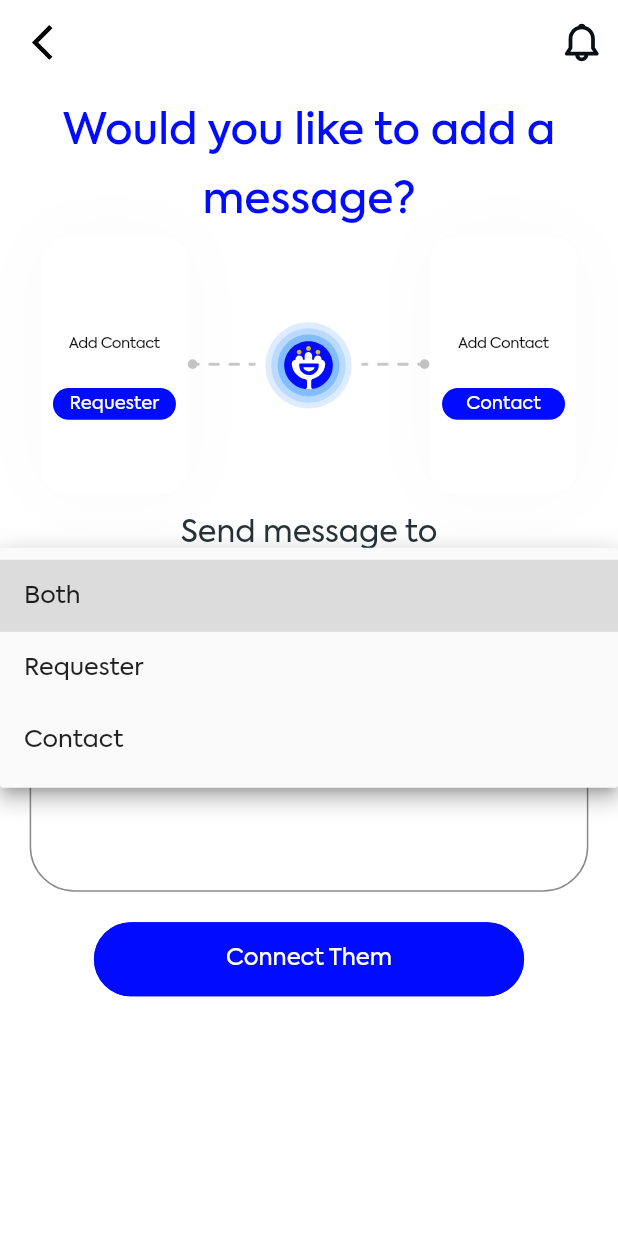
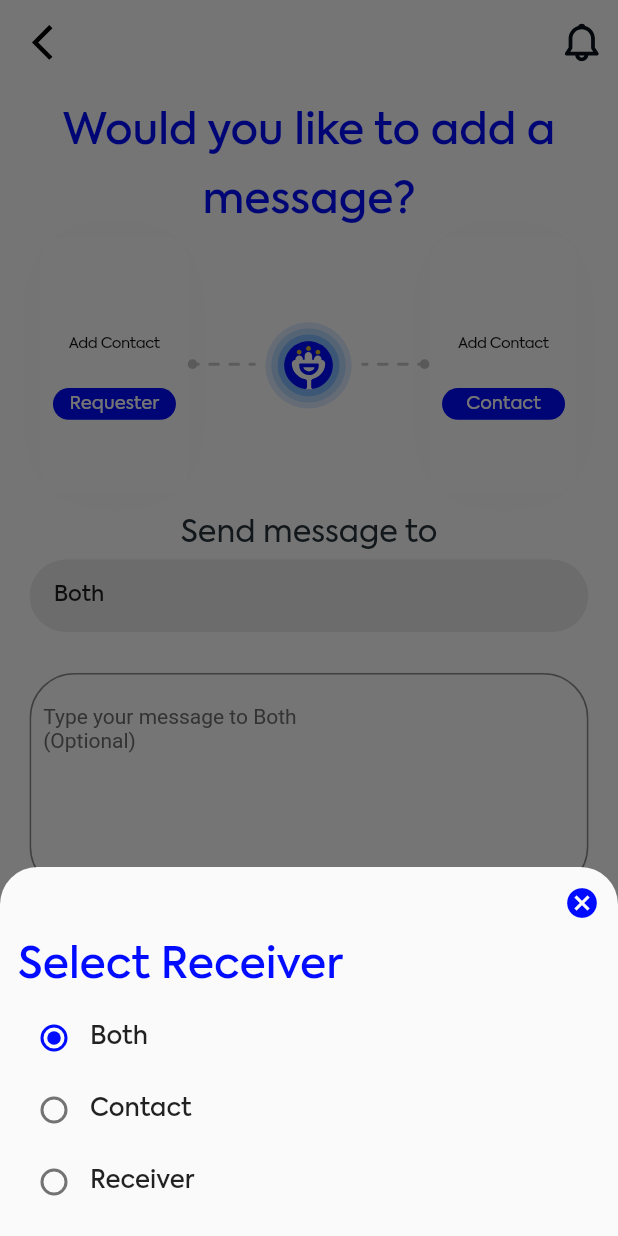
Before and after one commit to shahiddgk/pluhg_mobile, a Flutter app: the SendMessageView screen opened directly with empty values, after a tap on "Both", on a phone screen of 412 x 824 dp. Run offline on Flutter 3.47's test engine with Material 2 defaults, Android fonts, the phone set to English and light mode, and no system bars; our stand-ins replace cached_network_image, country_code_picker, emoji_picker_flutter, file_picker, firebase_core, firebase_dynamic_links and 18 more; missing offline and left inert: cross_connectivity, flutter_dialogs, flutter_sim_country_code; accounts and stored records are empty; network calls fail; Roboto replaces fonts that are missing (Muli); project files that could hold a hidden picture were left out.

Commit message:
Email added in contact. Bottom sheet for message send selection. Notification icon changed.

```diff
--- a/lib/app/modules/send_message/views/send_message_view.dart
+++ b/lib/app/modules/send_message/views/send_message_view.dart
@@ -6,6 +6,7 @@ import 'package:flutter_svg/svg.dart';
 
 import 'package:get/get.dart';
 import 'package:plug/app/data/api_calls.dart';
+import 'package:plug/app/values/colors.dart';
 import 'package:plug/app/widgets/button.dart';
 import 'package:plug/app/widgets/colors.dart';
 import 'package:plug/app/widgets/pluhg_button.dart';
@@ -209,50 +210,38 @@ class SendMessageView extends GetView<SendMessageController> {
                 SizedBox(
                   height: 2.h,
                 ),
-                Container(
-                  width: 339.w,
-                  height: 47.65.h,
-                  decoration: BoxDecoration(
-                      borderRadius: BorderRadius.circular(39),
-                      color: Color(0xffEBEBEB)),
-                  child: Center(
-                    child: DropdownButton<String>(
-                      isExpanded: true,
-                      hint: Center(child: Text(controller.text.value)),
-                      items: <String>[
-                        'Both',
-                        'Requester',
-                        'Contact',
-                      ].map((String value) {
-                        return DropdownMenuItem<String>(
-                          value: value,
-                          child: new Text(value),
-                        );
-                      }).toList(),
-                      onChanged: (val) {
-                        controller.text.value = val!;
-                        if (val == "Both") {
-                          // _message.text = contactMessage;
-                          controller.defaultText.value =
-                              controller.contactMessage.value;
-                        }
-
-                        if (val == "Requester") {
-                          print(val);
-
-                          // requesterMessage = _message.text;
-                          // _message.text = requesterMessage;
-                          controller.defaultText.value =
-                              controller.requesterMessage.value;
-                        }
-                        if (val == "Contact") {
-                          // contactMessage = _message.text;
-                          // _message.text = contactMessage;
-                          controller.defaultText.value =
-                              controller.contactMessage.value;
-                        }
-                      },
-                      underline: Container(),
+                InkWell(
+                  onTap: () {
+                    contactMessageSelection(context);
+                  },
+                  child: Container(
+                    width: 339.w,
+                    height: 47.65.h,
+                    decoration: BoxDecoration(
+                        borderRadius: BorderRadius.circular(39),
+                        color: Color(0xffEBEBEB)),
+                    child: new Row(
+                      children: [
+                        Expanded(
+                          child: Padding(
+                            padding: const EdgeInsets.symmetric(horizontal: 16.0),
+                            child: Text(
+                              controller.text.value,
+                              textAlign: TextAlign.start,
+                              style: TextStyle(
+                                fontSize: 14.sp,
+                                fontWeight: FontWeight.w600,
+                              ),
+                            ),
+                          ),
+                        ),
+                        Container(
+                          padding: EdgeInsets.symmetric(horizontal: 16.0),
+                          height: 48,
+                          width: 48,
+                          child: Image.asset("assets/images/ic_dropdown.png"),
+                        ),
+                      ],
                     ),
                   ),
                 ),
@@ -325,4 +314,117 @@ class SendMessageView extends GetView<SendMessageController> {
       controller.loading.value = false;
     }
   }
+
+  contactMessageSelection(BuildContext context) {
+    showModalBottomSheet(
+        shape: RoundedRectangleBorder(
+          borderRadius: BorderRadius.vertical(top: Radius.circular(25.0)),
+        ),
+        context: context,
+        builder: (context) {
+          return Obx(
+                () => Stack(
+              children: [
+                Container(
+                  padding: EdgeInsets.all(12.0),
+                  child: Column(
+                    mainAxisSize: MainAxisSize.min,
+                    mainAxisAlignment: MainAxisAlignment.start,
+                    crossAxisAlignment: CrossAxisAlignment.start,
+                    children: [
+                      SizedBox(
+                        height: 32.0,
+                      ),
+                      Text(
+                        "Select Receiver",
+                        style: TextStyle(
+                            fontSize: 28.sp,
+                            fontWeight: FontWeight.w600,
+                            color: AppColors.pluhgColour),
+                      ),
+                      new Row(
+                        children: [
+                          Radio(
+                            value: 1,
+                            groupValue: controller.selectedRadio.value,
+                            activeColor: AppColors.pluhgColour,
+                            onChanged: (value) {
+                              controller.selectedRadioButton(value as int);
+                              Get.back();
+                            },
+                          ),
+                          Text(
+                            "Both",
+                            textAlign: TextAlign.center,
+                            style: TextStyle(
+                              fontSize: 16.sp,
+                              fontWeight: FontWeight.w600,
+                            ),
+                          ),
+                        ],
+                      ),
+                      new Row(
+                        children: [
+                          Radio(
+                            value: 2,
+                            groupValue: controller.selectedRadio.value,
+                            activeColor: AppColors.pluhgColour,
+                            onChanged: (value) {
+                              controller.selectedRadioButton(value as int);
+                              Get.back();
+                            },
+                          ),
+                          Text(
+                            "Contact",
+                            textAlign: TextAlign.center,
+                            style: TextStyle(
+                              fontSize: 16.sp,
+                              fontWeight: FontWeight.w600,
+                            ),
+                          ),
+                        ],
+                      ),
+                      new Row(
+                        children: [
+                          Radio(
+                            value: 3,
+                            groupValue: controller.selectedRadio.value,
+                            activeColor: AppColors.pluhgColour,
+                            onChanged: (value) {
+                              controller.selectedRadioButton(value as int);
+                              Get.back();
+                            },
+                          ),
+                          Text(
+                            "Receiver",
+                            textAlign: TextAlign.center,
+                            style: TextStyle(
+                              fontSize: 16.sp,
+                              fontWeight: FontWeight.w600,
+                            ),
+                          ),
+                        ],
+                      ),
+                    ],
+                  ),
+                ),
+                Positioned(
+                  top: 0,
+                  right: 0,
+                  child: IconButton(
+                    icon: Icon(
+                      Icons.cancel,
+                      color: AppColors.pluhgColour,
+                    ),
+                    onPressed: () {
+                      Get.back();
+                    },
+                  ),
+                ),
+              ],
+            ),
+          );
+        });
+  }
+
 }
--- a/lib/widgets/notif_icon.dart
+++ b/lib/widgets/notif_icon.dart
@@ -11,14 +11,19 @@ class NotifIcon extends StatelessWidget {
 
   @override
   Widget build(BuildContext context) {
-    return Obx(() =>
-       IconButton(
+    return Obx(
+      () => IconButton(
           onPressed: () {
-            Navigator.push(context,
-                MaterialPageRoute(builder: (contex) => NotificationScreenView()));
+            Navigator.push(
+                context,
+                MaterialPageRoute(
+                    builder: (contex) => NotificationScreenView()));
           },
-          icon: SvgPicture.asset(controller.receivedNotification.value?"assets/images/ic_red_notification.svg":"assets/images/notification.svg",
-              color: Color(0xff080F18))),
+          icon: SvgPicture.asset(
+            controller.receivedNotification.value
+                ? "assets/images/ic_red_notification.svg"
+                : "assets/images/notification.svg",
+          )),
     );
   }
 }
```
Also changed, not shown: lib/app/modules/contact/views/contact_view.dart (+23 -38 lines), assets/images/ic_red_notification.png (deleted), assets/images/ic_red_notification.svg (added).
